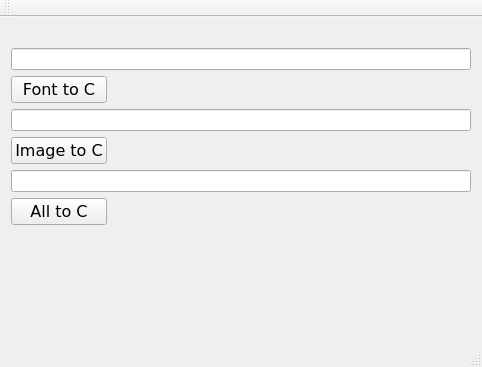
xVekx/GuiResourceToC, file mw.ui: the form before one commit.
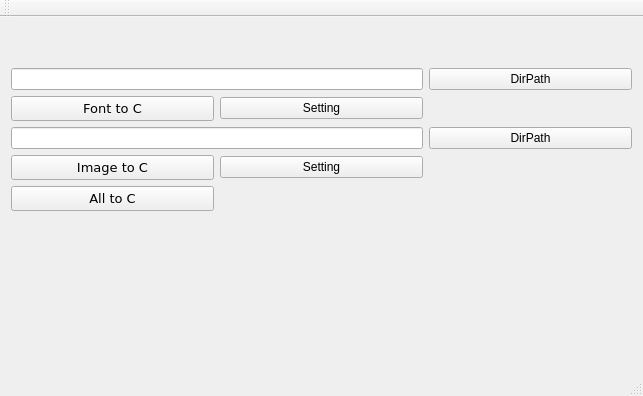
The form after the commit.

Commit message: Add class FontSelect

```diff
--- a/mw.ui
+++ b/mw.ui
@@ -6,8 +6,8 @@
    <rect>
     <x>0</x>
     <y>0</y>
-    <width>482</width>
-    <height>367</height>
+    <width>643</width>
+    <height>396</height>
    </rect>
   </property>
   <property name="windowTitle">
@@ -17,36 +17,69 @@
    <layout class="QGridLayout" name="gridLayout_2">
     <item row="0" column="0">
      <layout class="QGridLayout" name="gridLayout">
-      <item row="6" column="1">
-       <widget class="QPushButton" name="pushButton_3">
-        <property name="font">
-         <font>
-          <family>DejaVu Sans</family>
-          <pointsize>12</pointsize>
-         </font>
+      <item row="2" column="3">
+       <widget class="QPushButton" name="QPBFont2CPath">
+        <property name="sizePolicy">
+         <sizepolicy hsizetype="Minimum" vsizetype="Fixed">
+          <horstretch>0</horstretch>
+          <verstretch>0</verstretch>
+         </sizepolicy>
         </property>
         <property name="text">
-         <string>All to C</string>
+         <string>DirPath</string>
+        </property>
+       </widget>
+      </item>
+      <item row="5" column="3">
+       <widget class="QPushButton" name="QPBImage2CPath">
+        <property name="text">
+         <string>DirPath</string>
         </property>
        </widget>
       </item>
       <item row="5" column="1" colspan="2">
-       <widget class="QLineEdit" name="lineEdit_3"/>
-      </item>
-      <item row="0" column="2">
-       <spacer name="horizontalSpacer_2">
-        <property name="orientation">
-         <enum>Qt::Horizontal</enum>
-        </property>
-        <property name="sizeHint" stdset="0">
-         <size>
-          <width>40</width>
-          <height>20</height>
-         </size>
-        </property>
-       </spacer>
+       <widget class="QLineEdit" name="QLEImage2CPath"/>
       </item>
       <item row="7" column="1">
+       <widget class="QPushButton" name="QPBAll2C">
+        <property name="font">
+         <font>
+          <family>DejaVu Sans</family>
+          <pointsize>10</pointsize>
+         </font>
+        </property>
+        <property name="text">
+         <string>All to C</string>
+        </property>
+       </widget>
+      </item>
+      <item row="6" column="1">
+       <widget class="QPushButton" name="QPBImage2C">
+        <property name="font">
+         <font>
+          <family>DejaVu Sans</family>
+          <pointsize>10</pointsize>
+         </font>
+        </property>
+        <property name="text">
+         <string>Image to C</string>
+        </property>
+       </widget>
+      </item>
+      <item row="3" column="1">
+       <widget class="QPushButton" name="QPBFont2C">
+        <property name="font">
+         <font>
+          <family>DejaVu Sans</family>
+          <pointsize>10</pointsize>
+         </font>
+        </property>
+        <property name="text">
+         <string>Font to C</string>
+        </property>
+       </widget>
+      </item>
+      <item row="8" column="1">
        <spacer name="verticalSpacer">
         <property name="orientation">
          <enum>Qt::Vertical</enum>
@@ -59,37 +92,51 @@
         </property>
        </spacer>
       </item>
-      <item row="4" column="1">
-       <widget class="QPushButton" name="pushButton_2">
-        <property name="font">
-         <font>
-          <family>DejaVu Sans</family>
-          <pointsize>12</pointsize>
-         </font>
-        </property>
-        <property name="text">
-         <string>Image to C</string>
-        </property>
-       </widget>
-      </item>
-      <item row="2" column="1">
-       <widget class="QPushButton" name="pushButton">
-        <property name="font">
-         <font>
-          <family>DejaVu Sans</family>
-          <pointsize>12</pointsize>
-         </font>
-        </property>
-        <property name="text">
-         <string>Font to C</string>
-        </property>
-       </widget>
+      <item row="2" column="1" colspan="2">
+       <widget class="QLineEdit" name="QLEFont2CPath"/>
       </item>
       <item row="1" column="1" colspan="2">
-       <widget class="QLineEdit" name="lineEdit"/>
+       <spacer name="horizontalSpacer_2">
+        <property name="orientation">
+         <enum>Qt::Horizontal</enum>
+        </property>
+        <property name="sizeType">
+         <enum>QSizePolicy::Expanding</enum>
+        </property>
+        <property name="sizeHint" stdset="0">
+         <size>
+          <width>40</width>
+          <height>20</height>
+         </size>
+        </property>
+       </spacer>
       </item>
-      <item row="3" column="1" colspan="2">
-       <widget class="QLineEdit" name="lineEdit_2"/>
+      <item row="3" column="2">
+       <widget class="QPushButton" name="QPBFont2CSetting">
+        <property name="text">
+         <string>Setting</string>
+        </property>
+       </widget>
+      </item>
+      <item row="0" column="2" colspan="2">
+       <spacer name="horizontalSpacer">
+        <property name="orientation">
+         <enum>Qt::Horizontal</enum>
+        </property>
+        <property name="sizeHint" stdset="0">
+         <size>
+          <width>40</width>
+          <height>20</height>
+         </size>
+        </property>
+       </spacer>
+      </item>
+      <item row="6" column="2">
+       <widget class="QPushButton" name="QPBImage2CSetting">
+        <property name="text">
+         <string>Setting</string>
+        </property>
+       </widget>
       </item>
      </layout>
     </item>
```
Left out of the diff: 2 changed lines with no effect on the pictures. The commit also changes 13 other files.
